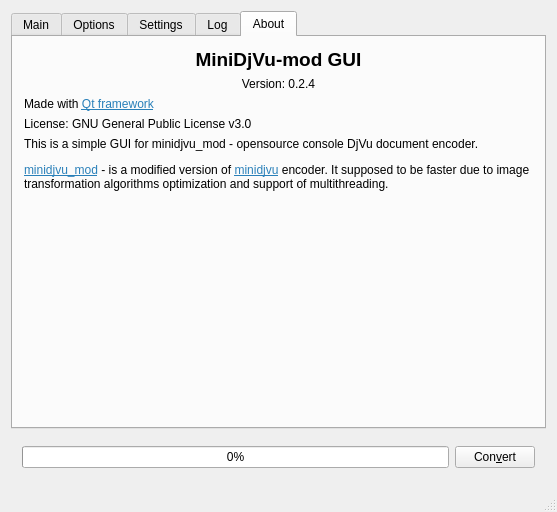
First picture: the form in mainwindow.ui, repository trufanov-nok/minidjvu-mod-gui, before the edit.
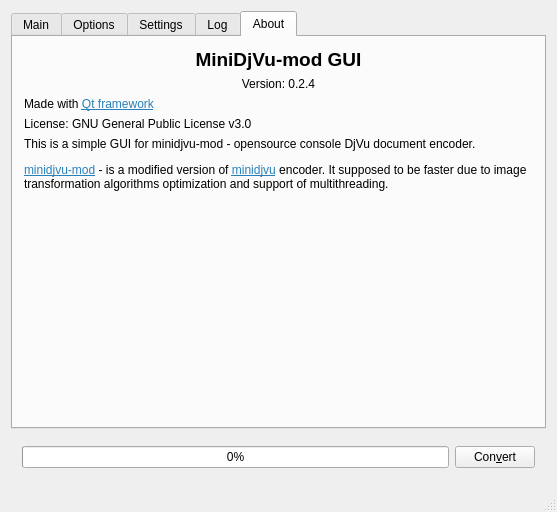
Second picture: the form after the edit. The open tabs and pages were chosen to show the change.

Commit message: Fix project name in About (minidjvu_mod to minidjvu-mod)

Diff of the .ui file:
```diff
--- a/mainwindow.ui
+++ b/mainwindow.ui
@@ -751,7 +751,7 @@
         <item>
          <widget class="QLabel" name="label_5">
           <property name="text">
-           <string>&lt;html&gt;&lt;head/&gt;&lt;body&gt;&lt;p&gt;This is a simple GUI for minidjvu_mod - opensource console DjVu document encoder.&lt;/p&gt;&lt;p&gt;&lt;a href=&quot;https://github.com/trufanov-nok/minidjvu_mod&quot;&gt;&lt;span style=&quot; text-decoration: underline; color:#2980b9;&quot;&gt;minidjvu_mod&lt;/span&gt;&lt;/a&gt; - is a modified version of &lt;a href=&quot;http://minidjvu.sourceforge.net&quot;&gt;&lt;span style=&quot; text-decoration: underline; color:#2980b9;&quot;&gt;minidjvu&lt;/span&gt;&lt;/a&gt; encoder. It supposed to be faster due to image transformation algorithms optimization and support of multithreading.&lt;/p&gt;&lt;/body&gt;&lt;/html&gt;</string>
+           <string>&lt;html&gt;&lt;head/&gt;&lt;body&gt;&lt;p&gt;This is a simple GUI for minidjvu-mod - opensource console DjVu document encoder.&lt;/p&gt;&lt;p&gt;&lt;a href=&quot;https://github.com/trufanov-nok/minidjvu_mod&quot;&gt;&lt;span style=&quot; text-decoration: underline; color:#2980b9;&quot;&gt;minidjvu-mod&lt;/span&gt;&lt;/a&gt; - is a modified version of &lt;a href=&quot;http://minidjvu.sourceforge.net&quot;&gt;&lt;span style=&quot; text-decoration: underline; color:#2980b9;&quot;&gt;minidjvu&lt;/span&gt;&lt;/a&gt; encoder. It supposed to be faster due to image transformation algorithms optimization and support of multithreading.&lt;/p&gt;&lt;/body&gt;&lt;/html&gt;</string>
           </property>
           <property name="wordWrap">
            <bool>true</bool>
```
